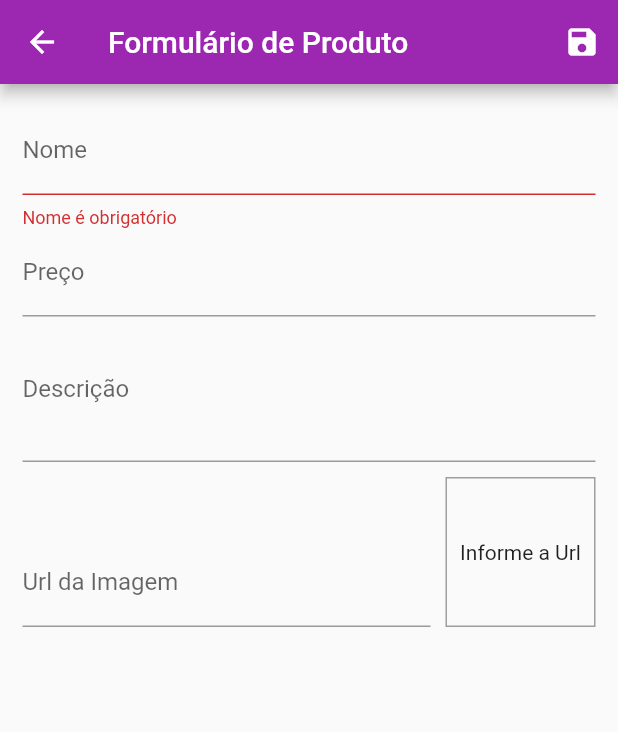
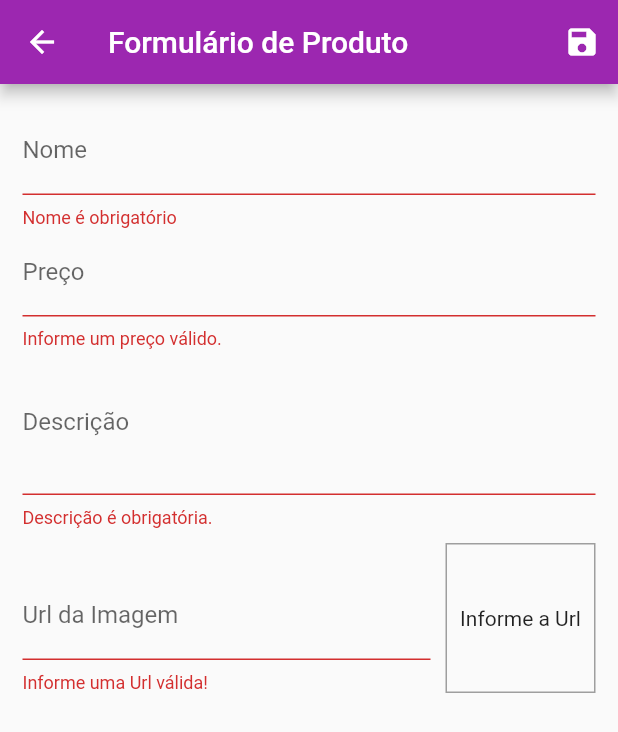
Before and after one commit to jccallves-developer/shop, a Flutter app: the ProductFormPage screen opened by its route, after a tap on the "save" icon, on a phone screen of 412 x 824 dp. Shown: the top 732 px of the screen. Run offline on Flutter 3.47's test engine with Material 2 defaults, Android fonts, the phone set to English and light mode, and no system bars; network calls fail; Roboto replaces fonts that are missing (RobotoCondensed).

Commit message:
#Aula265 - Validação do formulário #02

```diff
--- a/lib/pages/product_form_page.dart
+++ b/lib/pages/product_form_page.dart
@@ -38,6 +38,14 @@ class _ProductFormPageState extends State<ProductFormPage> {
 
   void updateImage() {
     setState(() {});
+  }
+
+  bool isValidImageUrl(String url) {
+    bool isValidUrl = Uri.tryParse(url)?.hasAbsolutePath ?? false;
+    bool endsWithFile = url.toLowerCase().endsWith('.png') ||
+        url.toLowerCase().endsWith('.jpg') ||
+        url.toLowerCase().endsWith('.jpeg');
+    return isValidUrl && endsWithFile;
   }
 
   void _submitForm() {
@@ -115,6 +123,16 @@ class _ProductFormPageState extends State<ProductFormPage> {
                 },
                 onSaved: (price) =>
                     _formData['price'] = double.parse(price ?? '0'),
+                validator: (_price) {
+                  final priceString = _price ?? '';
+                  final price = double.tryParse(priceString) ?? -1;
+
+                  if (price <= 0) {
+                    return 'Informe um preço válido.';
+                  }
+
+                  return null;
+                },
               ),
               TextFormField(
                 decoration: InputDecoration(labelText: 'Descrição'),
@@ -124,6 +142,19 @@ class _ProductFormPageState extends State<ProductFormPage> {
                 maxLines: 3,
                 onSaved: (description) =>
                     _formData['description'] = description ?? '',
+                validator: (_description) {
+                  final description = _description ?? '';
+
+                  if (description.trim().isEmpty) {
+                    return 'Descrição é obrigatória.';
+                  }
+
+                  if (description.trim().length < 10) {
+                    return 'Descrição precisa no mínimo de 10 letras.';
+                  }
+
+                  return null;
+                },
               ),
               Row(
                 crossAxisAlignment: CrossAxisAlignment.end,
@@ -138,6 +169,15 @@ class _ProductFormPageState extends State<ProductFormPage> {
                       onFieldSubmitted: (_) => _submitForm(),
                       onSaved: (imageUrl) =>
                           _formData['imageUrl'] = imageUrl ?? '',
+                      validator: (_imageUrl) {
+                        final imageUrl = _imageUrl ?? '';
+
+                        if (!isValidImageUrl(imageUrl)) {
+                          return 'Informe uma Url válida!';
+                        }
+
+                        return null;
+                      },
                     ),
                   ),
                   Container(
```
